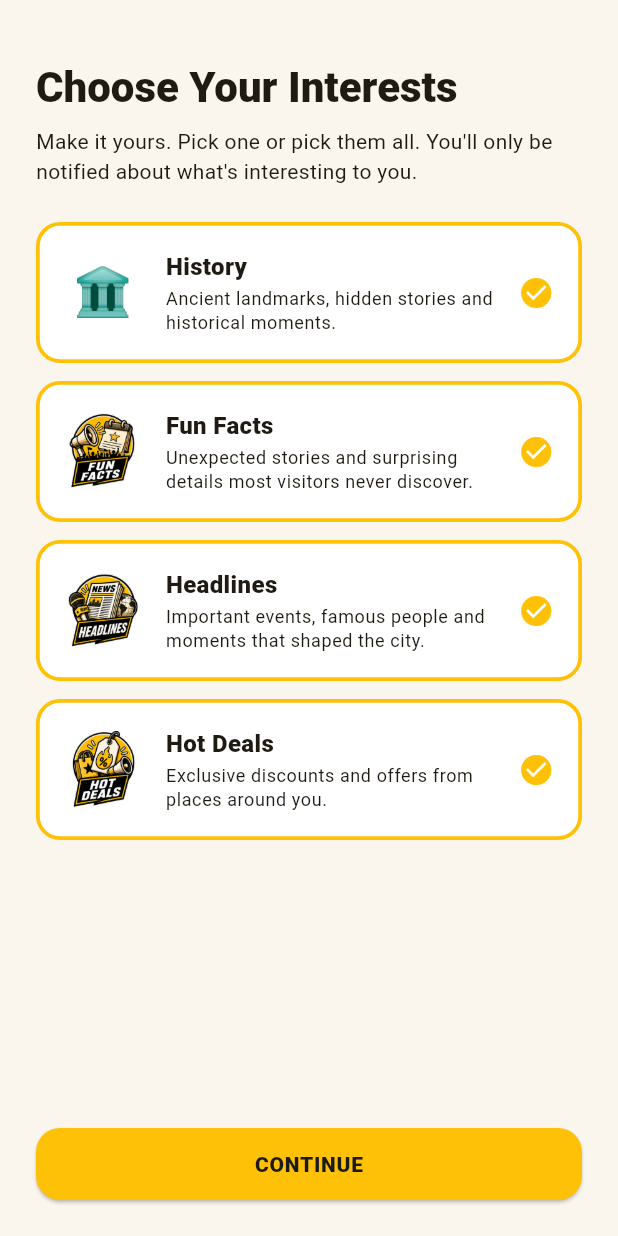
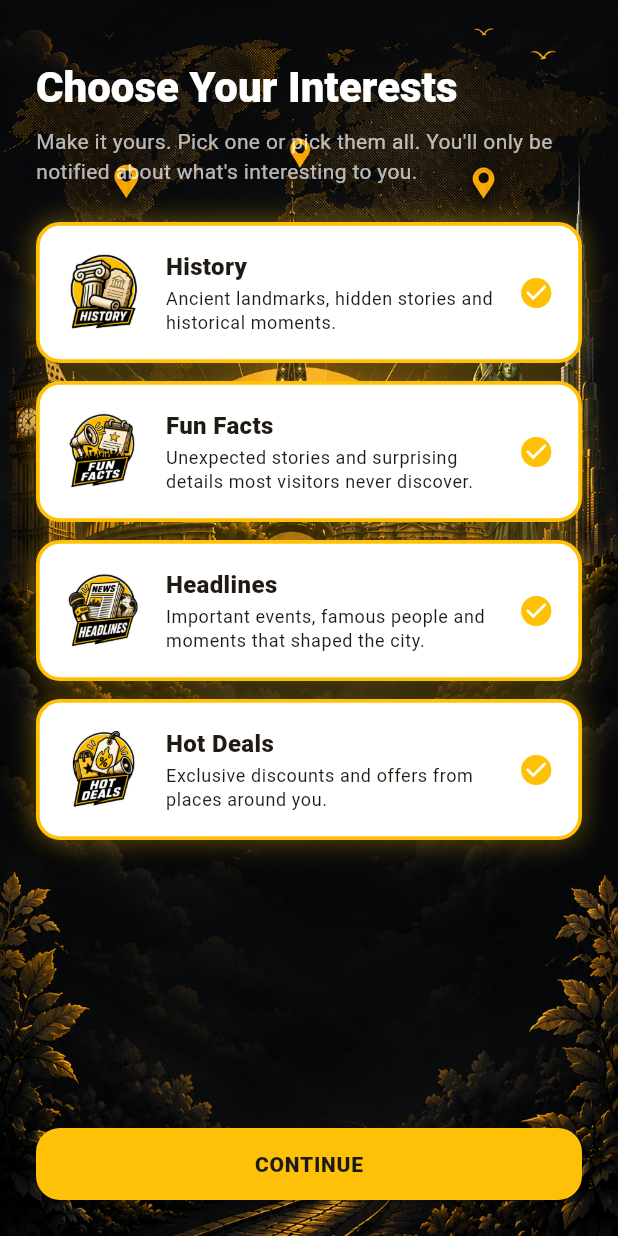
Before and after one commit to AlexanderTilly/dyk, a Flutter app: the screen it shows after launch, after a tap on "START EXPLORING", on a phone screen of 412 x 824 dp. Run offline on Flutter 3.47's test engine with Material 3 defaults, Android fonts, the phone set to English and light mode, and no system bars; our stand-ins replace flutter_local_notifications, just_audio, permission_handler, shared_preferences, supabase_flutter; missing offline and left inert: geofencing_api, mapbox_maps_flutter; accounts and stored records are empty.

Commit message:
﻿feat(dyk): animated onboarding transitions + selection animations
Slide+fade page transitions (DykPageRoute), animated interest cards
with glow on selection, interests background image, skip buttons.

Co-Authored-By: Claude Sonnet 4.6 <noreply@anthropic.com>

```diff
--- a/lib/screens/onboarding/interests_screen.dart
+++ b/lib/screens/onboarding/interests_screen.dart
@@ -2,6 +2,7 @@ import 'package:flutter/material.dart';
 
 import '../../theme/dyk_theme.dart';
 import '../../widgets/category_badge.dart';
+import '../../widgets/dyk_page_route.dart';
 import 'location_screen.dart';
 
 class InterestOption {
@@ -43,7 +44,14 @@ class _InterestsScreenState extends State<InterestsScreen> {
   @override
   Widget build(BuildContext context) {
     return Scaffold(
-      body: SafeArea(
+      body: Container(
+        decoration: const BoxDecoration(
+          image: DecorationImage(
+            image: AssetImage('assets/images/landing_background.png'),
+            fit: BoxFit.cover,
+          ),
+        ),
+        child: SafeArea(
         child: Padding(
           padding: const EdgeInsets.all(24),
           child: Column(
@@ -54,11 +62,12 @@ class _InterestsScreenState extends State<InterestsScreen> {
                   style: Theme.of(context)
                       .textTheme
                       .headlineMedium
-                      ?.copyWith(fontWeight: FontWeight.w900)),
+                      ?.copyWith(
+                          fontWeight: FontWeight.w900, color: Colors.white)),
               const SizedBox(height: 8),
-              Text(
+              const Text(
                 "Make it yours. Pick one or pick them all. You'll only be notified about what's interesting to you.",
-                style: Theme.of(context).textTheme.bodyMedium,
+                style: TextStyle(color: Colors.white70),
               ),
               const SizedBox(height: 24),
               Expanded(
@@ -85,8 +94,8 @@ class _InterestsScreenState extends State<InterestsScreen> {
                       : () {
                           widget.onInterestsChosen?.call(_selected);
                           Navigator.of(context).push(
-                            MaterialPageRoute(
-                              builder: (_) => LocationScreen(
+                            DykPageRoute(
+                              page: LocationScreen(
                                   onFinished: widget.onFinished),
                             ),
                           );
@@ -96,6 +105,7 @@ class _InterestsScreenState extends State<InterestsScreen> {
               ),
             ],
           ),
+        ),
         ),
       ),
     );
@@ -118,7 +128,12 @@ class _InterestCard extends StatelessWidget {
     final dark = Theme.of(context).brightness == Brightness.dark;
     return GestureDetector(
       onTap: onTap,
-      child: Container(
+      child: AnimatedScale(
+        scale: selected ? 1.0 : 0.97,
+        duration: const Duration(milliseconds: 180),
+        curve: Curves.easeOut,
+        child: AnimatedContainer(
+        duration: const Duration(milliseconds: 180),
         margin: const EdgeInsets.only(bottom: 12),
         padding: const EdgeInsets.all(16),
         decoration: BoxDecoration(
@@ -128,6 +143,15 @@ class _InterestCard extends StatelessWidget {
             color: selected ? DykColors.yellow : Colors.transparent,
             width: 2.5,
           ),
+          boxShadow: selected
+              ? [
+                  BoxShadow(
+                    color: DykColors.yellow.withValues(alpha: 0.35),
+                    blurRadius: 14,
+                    spreadRadius: 1,
+                  ),
+                ]
+              : const [],
         ),
         child: Row(
           children: [
@@ -152,6 +176,7 @@ class _InterestCard extends StatelessWidget {
             ),
           ],
         ),
+        ),
       ),
     );
   }
--- a/lib/screens/onboarding/welcome_screen.dart
+++ b/lib/screens/onboarding/welcome_screen.dart
@@ -1,5 +1,6 @@
 import 'package:flutter/material.dart';
 
+import '../../widgets/dyk_page_route.dart';
 import 'interests_screen.dart';
 
 class WelcomeScreen extends StatelessWidget {
@@ -69,8 +70,8 @@ class WelcomeScreen extends StatelessWidget {
                         style: TextStyle(fontSize: 17)),
                     onPressed: () {
                       Navigator.of(context).push(
-                        MaterialPageRoute(
-                          builder: (_) => InterestsScreen(
+                        DykPageRoute(
+                          page: InterestsScreen(
                               onFinished: onFinished,
                               onInterestsChosen: onInterestsChosen),
                         ),
--- a/lib/widgets/category_badge.dart
+++ b/lib/widgets/category_badge.dart
@@ -9,6 +9,7 @@ class CategoryBadge extends StatelessWidget {
   const CategoryBadge({super.key, required this.category, this.size = 48});
 
   static const _assets = {
+    'history': 'assets/images/badges/history.png',
     'funfact': 'assets/images/badges/funfact.png',
     'headline': 'assets/images/badges/headline.png',
     'hotdeal': 'assets/images/badges/hotdeal.png',
--- /dev/null
+++ b/lib/widgets/dyk_page_route.dart
@@ -0,0 +1,27 @@
+import 'package:flutter/material.dart';
+
+/// Slide-in-from-right + fade transition used across onboarding.
+class DykPageRoute<T> extends PageRouteBuilder<T> {
+  DykPageRoute({required Widget page})
+      : super(
+          transitionDuration: const Duration(milliseconds: 420),
+          reverseTransitionDuration: const Duration(milliseconds: 320),
+          pageBuilder: (context, animation, secondaryAnimation) => page,
+          transitionsBuilder: (context, animation, secondaryAnimation, child) {
+            final curved = CurvedAnimation(
+              parent: animation,
+              curve: Curves.easeOutCubic,
+            );
+            return FadeTransition(
+              opacity: curved,
+              child: SlideTransition(
+                position: Tween<Offset>(
+                  begin: const Offset(0.25, 0),
+                  end: Offset.zero,
+                ).animate(curved),
+                child: child,
+              ),
+            );
+          },
+        );
+}
```
Also changed, not shown: lib/screens/onboarding/location_screen.dart (+16 -5 lines), lib/screens/onboarding/notifications_screen.dart (+16 -5 lines), assets/images/badges/history.png (added), design/DYK_icon_history.png (added).
